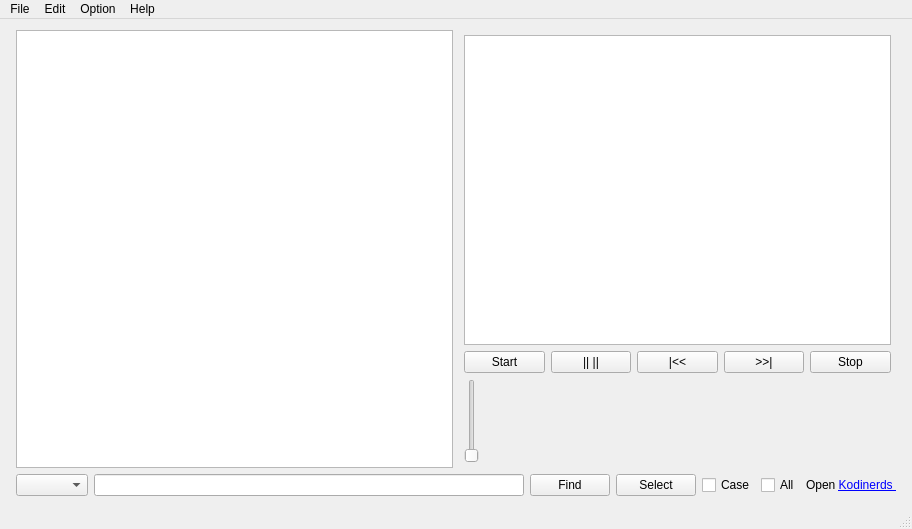
Before: the Qt Designer form RaspiMediaList/mainwindow.ui in Rolloke/GUI-Apps, drawn with Qt 5.
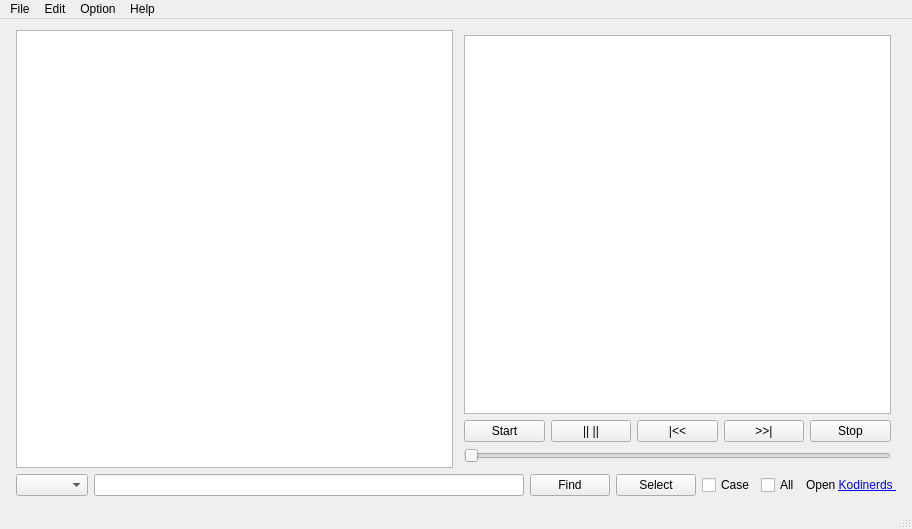
After: the same form once the commit is applied. Icons and pictures are not drawn.

What changed in the file:
```diff
--- a/RaspiMediaList/mainwindow.ui
+++ b/RaspiMediaList/mainwindow.ui
@@ -209,6 +209,9 @@
             <property name="maximum">
              <number>100</number>
             </property>
+            <property name="orientation">
+             <enum>Qt::Horizontal</enum>
+            </property>
            </widget>
           </item>
          </layout>
```
